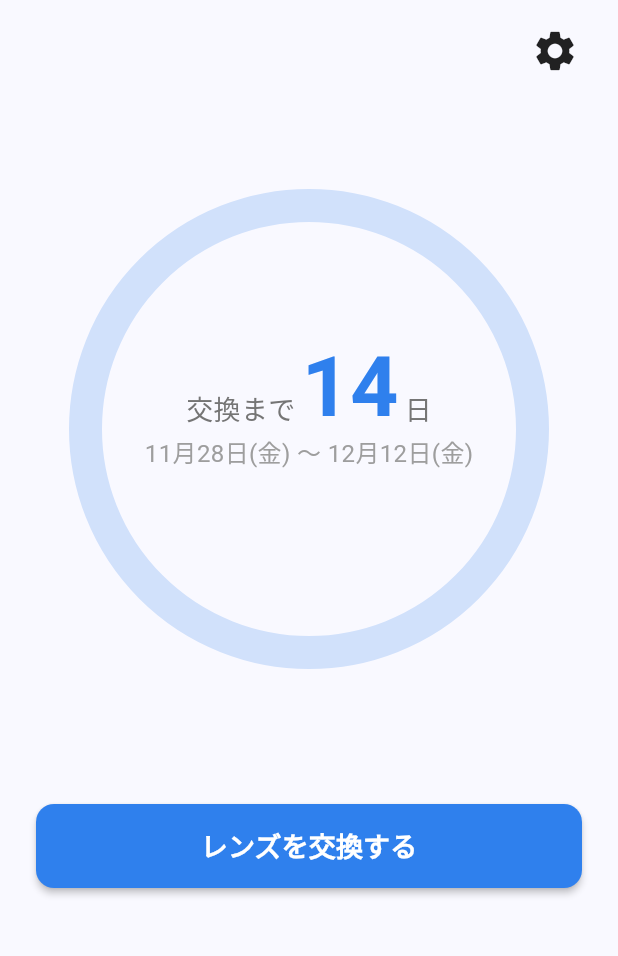
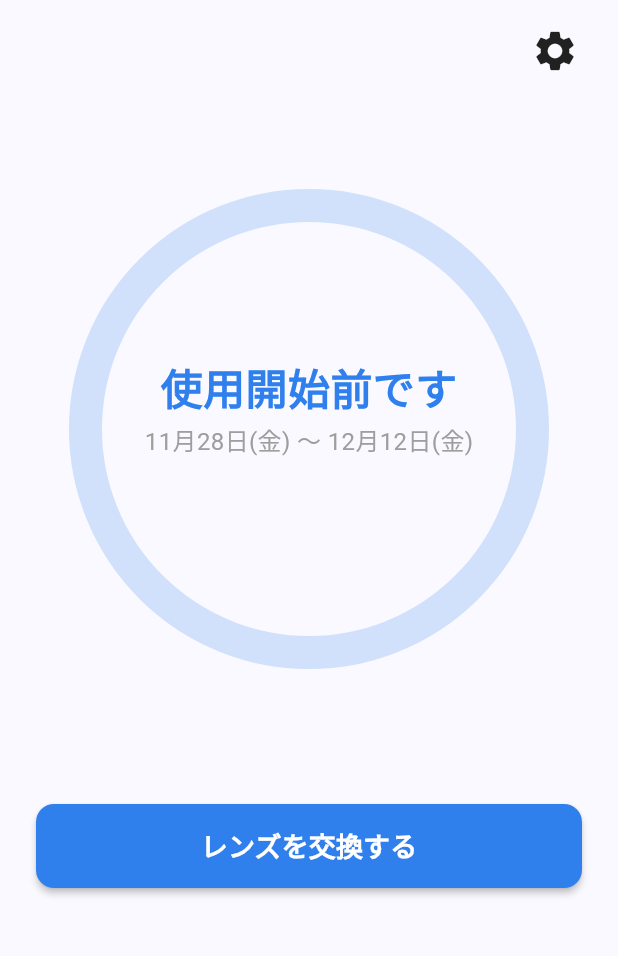
Before and after one commit to N-plus/contact_lens_management, a Flutter app: the screen it shows after launch, on a phone screen of 412 x 824 dp, the part 84-1040 px from its top. Run offline on Flutter 3.47's test engine with Material 3 defaults, Android fonts, the phone set to English and light mode, and no system bars; our stand-ins replace flutter_local_notifications, shared_preferences, timezone.

Commit message:
Handle future start date on home screen

```diff
--- a/lib/main.dart
+++ b/lib/main.dart
@@ -471,6 +471,7 @@ class _HomeScreenState extends State<HomeScreen> {
     final daysOverdue = state.overdueDays;
     final startDate = state.startDate;
     final exchangeDate = state.exchangeDate;
+    final isBeforeStart = startDate.isAfter(state._today());
     final chartSize = math.min(MediaQuery.of(context).size.width * 0.8, 320.0);
 
     return Scaffold(
@@ -537,6 +538,16 @@ class _HomeScreenState extends State<HomeScreen> {
                               child: Column(
                                 mainAxisSize: MainAxisSize.min,
                                 children: [
+                                  if (isBeforeStart)
+                                    Text(
+                                      '使用開始前です',
+                                      style: TextStyle(
+                                        fontSize: 28,
+                                        fontWeight: FontWeight.w700,
+                                        color: themeColor,
+                                      ),
+                                    )
+                                  else
                                     Row(
                                       mainAxisAlignment: MainAxisAlignment.center,
                                       crossAxisAlignment: CrossAxisAlignment.end,
@@ -550,11 +561,14 @@ class _HomeScreenState extends State<HomeScreen> {
                                         ),
                                         const SizedBox(width: 4),
                                         Text(
-                                        isOverdue ? '$daysOverdue' : '$daysRemaining',
+                                          isOverdue
+                                              ? '$daysOverdue'
+                                              : '$daysRemaining',
                                           style: TextStyle(
                                             fontSize: 56,
                                             fontWeight: FontWeight.bold,
-                                          color: isOverdue ? Colors.red : themeColor,
+                                            color:
+                                                isOverdue ? Colors.red : themeColor,
                                             height: 1,
                                           ),
                                         ),
```
Lines whose indentation alone changed are shown as unchanged.
